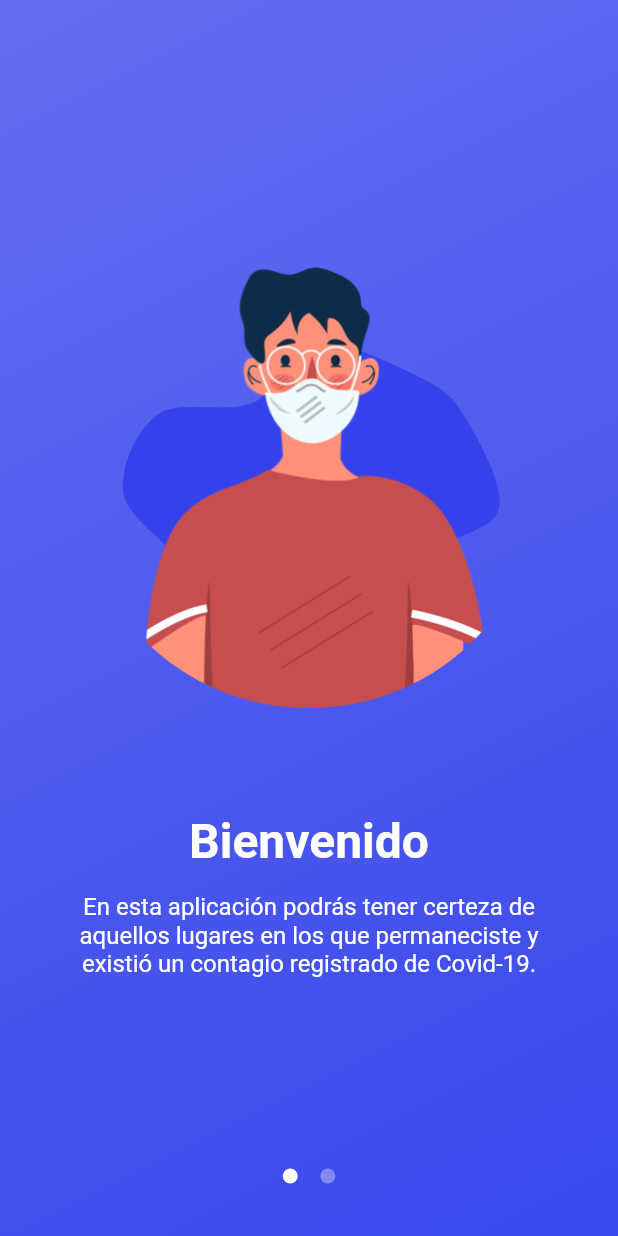
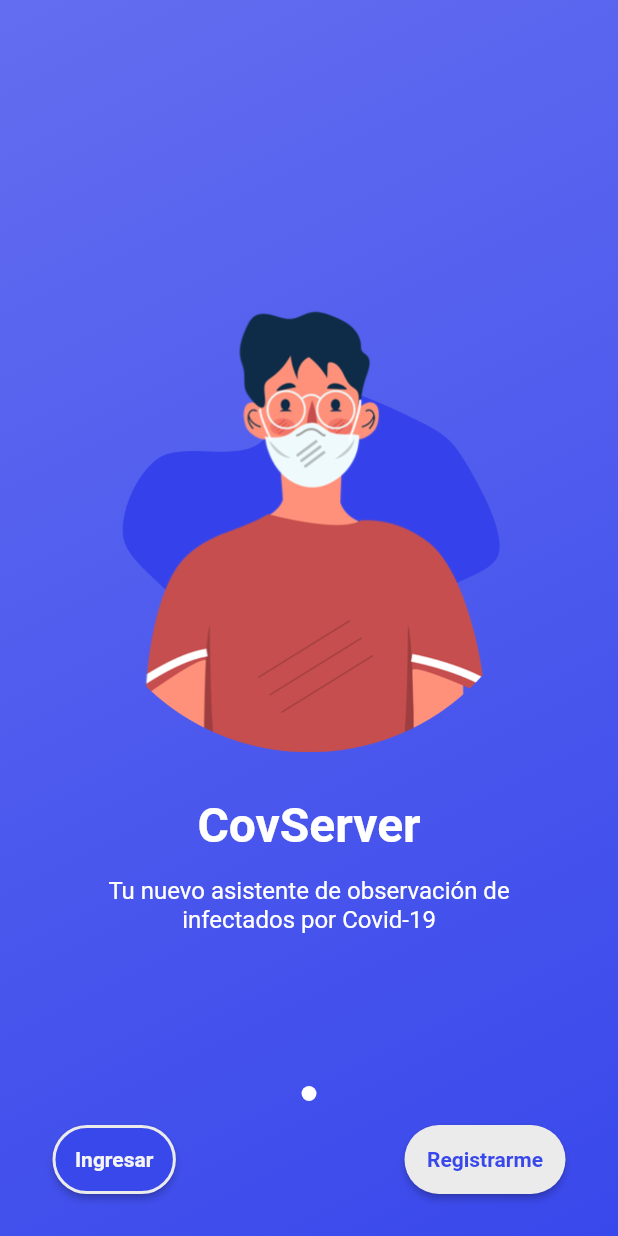
Before and after one commit to AngelDiazMera/covid-app, a Flutter app: the screen it shows after launch, on a phone screen of 412 x 824 dp. Run offline on Flutter 3.47's test engine with Material 2 defaults, Android fonts, the light colour scheme and no system bars; our stand-ins replace easy_dynamic_theme, flutter_icons, shared_preferences; accounts and stored records are empty.

Commit message:
Get_started page changed actions

```diff
--- a/lib/app.dart
+++ b/lib/app.dart
@@ -1,6 +1,7 @@
 import 'package:easy_dynamic_theme/easy_dynamic_theme.dart';
 import 'package:flutter/material.dart';
 import 'package:flutter/services.dart';
+import 'package:persistencia_datos/pages/register/register_page.dart';
 import 'package:persistencia_datos/services/auth/my_user.dart';
 
 import 'package:persistencia_datos/pages/home_page/home_page.dart';
@@ -38,6 +39,7 @@ class MyApp extends StatelessWidget {
               },
             ),
         '/new_user': (BuildContext context) => NewUserPage(),
+        '/signup': (BuildContext context) => RegisterPage(),
       },
     );
   }
--- a/lib/config/theme/theme.dart
+++ b/lib/config/theme/theme.dart
@@ -18,6 +18,7 @@ Map<String, Color> applicationColors = <String, Color>{
   'medium_purple': Color.fromRGBO(57, 72, 235, 1),
   'light_purple': Color.fromRGBO(99, 109, 240, 1),
   'lila': Color.fromRGBO(129, 137, 243, 1),
+  'transparent': Color.fromRGBO(0, 0, 0, 0)
 };
 
 var lightThemeData = new ThemeData(
--- a/lib/pages/get_started/get_started_page.dart
+++ b/lib/pages/get_started/get_started_page.dart
@@ -14,18 +14,18 @@ class GetStartedPage extends StatelessWidget {
                 image: DecorationImage(
                     image: AssetImage('assets/man_with_mask.png'))),
           ),
-          SizedBox(height: 70),
+          SizedBox(height: 30),
           Text(
-            'Bienvenido',
+            'CovServer',
             style: TextStyle(
                 color: Colors.white, fontWeight: FontWeight.bold, fontSize: 32),
           ),
           SizedBox(height: 15),
           Text(
-            'En esta aplicación podrás tener certeza de aquellos lugares en los que permaneciste y existió un contagio registrado de Covid-19.',
+            'Tu nuevo asistente de observación de infectados por Covid-19',
             style: TextStyle(color: Colors.white, fontSize: 16),
             textAlign: TextAlign.center,
-          )
+          ),
         ],
       ),
     );
--- a/lib/pages/new_user/new_user_page.dart
+++ b/lib/pages/new_user/new_user_page.dart
@@ -1,7 +1,8 @@
 import 'package:flutter/material.dart';
 
 import 'package:persistencia_datos/pages/get_started/get_started_page.dart';
-import 'package:persistencia_datos/pages/register/get_started_register_page.dart';
+import 'package:persistencia_datos/pages/new_user/widgets/action_buttons.dart';
+import 'package:persistencia_datos/pages/register/register_page.dart';
 
 import 'package:persistencia_datos/pages/new_user/widgets/page_index_viewer.dart';
 import 'package:persistencia_datos/widgets/violet_background.dart';
@@ -16,7 +17,7 @@ class _NewUserPageState extends State<NewUserPage> {
 
   final List _selectedPages = <Widget>[
     GetStartedPage(),
-    RegisterPage(),
+    // More "Pages of information"
   ];
 
   @override
@@ -42,6 +43,7 @@ class _NewUserPageState extends State<NewUserPage> {
               });
             },
           ),
+          ActionButtons(),
         ],
       ),
     );
--- /dev/null
+++ b/lib/pages/new_user/widgets/action_buttons.dart
@@ -0,0 +1,72 @@
+import 'package:flutter/material.dart';
+import 'package:persistencia_datos/config/theme/theme.dart';
+
+class ActionButtons extends StatelessWidget {
+  @override
+  Widget build(BuildContext context) {
+    double marginTop = MediaQuery.of(context).size.height - 75;
+    // Draw the buttons 'Ingresar' and 'Registrarme'
+    // Their actions just push to the stablished route
+    return Positioned(
+      top: marginTop,
+      child: Container(
+        // Width of the screen with padding
+        width: MediaQuery.of(context).size.width - 70,
+        margin: EdgeInsets.symmetric(horizontal: 35),
+        child: Row(
+          mainAxisSize: MainAxisSize.max,
+          mainAxisAlignment: MainAxisAlignment.spaceBetween,
+          children: [
+            ElevatedButton(
+              onPressed: () {
+                // Navigator.pushNamed(context, '/signin');
+              },
+              style: ButtonStyle(
+                backgroundColor: MaterialStateProperty.all<Color>(
+                  applicationColors['medium_purple'],
+                ),
+                padding:
+                    MaterialStateProperty.all<EdgeInsets>(EdgeInsets.all(15)),
+                textStyle: MaterialStateProperty.all<TextStyle>(
+                  TextStyle(fontSize: 14, fontWeight: FontWeight.w600),
+                ),
+                foregroundColor: MaterialStateProperty.all<Color>(
+                    applicationColors['font_dark']),
+                shape: MaterialStateProperty.all(
+                  RoundedRectangleBorder(
+                    borderRadius: BorderRadius.circular(30.0),
+                    side: BorderSide(
+                        width: 2, color: applicationColors['input_light']),
+                  ),
+                ),
+              ),
+              child: const Text("Ingresar"),
+            ),
+            ElevatedButton(
+              onPressed: () {
+                Navigator.pushNamed(context, '/signup');
+              },
+              style: ButtonStyle(
+                backgroundColor: MaterialStateProperty.all<Color>(
+                    applicationColors['input_light']),
+                padding:
+                    MaterialStateProperty.all<EdgeInsets>(EdgeInsets.all(15)),
+                foregroundColor: MaterialStateProperty.all<Color>(
+                    applicationColors['medium_purple']),
+                textStyle: MaterialStateProperty.all<TextStyle>(
+                  TextStyle(fontSize: 14, fontWeight: FontWeight.w600),
+                ),
+                shape: MaterialStateProperty.all<RoundedRectangleBorder>(
+                  RoundedRectangleBorder(
+                    borderRadius: BorderRadius.circular(25),
+                  ),
+                ),
+              ),
+              child: const Text("Registrarme"),
+            ),
+          ],
+        ),
+      ),
+    );
+  }
+}
--- a/lib/pages/new_user/widgets/page_index_viewer.dart
+++ b/lib/pages/new_user/widgets/page_index_viewer.dart
@@ -10,7 +10,7 @@ class PageIndexViewer extends StatelessWidget {
 
   @override
   Widget build(BuildContext context) {
-    double marginTop = MediaQuery.of(context).size.height - 45;
+    double marginTop = MediaQuery.of(context).size.height - 100;
     return Positioned(
       top: marginTop,
       left: 35,
--- a/lib/pages/register/get_started_register_page.dart
+++ /dev/null
@@ -1,41 +0,0 @@
-import 'package:flutter/material.dart';
-import 'package:persistencia_datos/config/theme/theme.dart';
-import 'package:persistencia_datos/pages/register/widgets/register_form.dart';
-import 'package:persistencia_datos/services/auth/my_user.dart';
-import 'package:persistencia_datos/models/user.dart';
-import 'package:persistencia_datos/widgets/custom_form.dart';
-
-class RegisterPage extends StatelessWidget {
-  final User newUser = User();
-  @override
-  Widget build(BuildContext context) {
-    double formMargin = 25;
-    // Separation between title and form
-    double separation = 25;
-
-    return SafeArea(
-      child: Container(
-        margin: EdgeInsets.symmetric(vertical: formMargin),
-        child: ListView(
-          shrinkWrap: true,
-          children: [
-            Text(
-              'Vamos a empezar',
-              style: TextStyle(
-                color: Colors.white,
-                fontWeight: FontWeight.bold,
-                fontSize: 24,
-              ),
-              textAlign: TextAlign.center,
-            ),
-            SizedBox(height: separation),
-            Container(
-              margin: EdgeInsets.symmetric(horizontal: 0),
-              child: RegisterForm(),
-            ),
-          ],
-        ),
-      ),
-    );
-  }
-}
--- /dev/null
+++ b/lib/pages/register/register_page.dart
@@ -0,0 +1,43 @@
+import 'package:flutter/material.dart';
+import 'package:persistencia_datos/config/theme/theme.dart';
+import 'package:persistencia_datos/pages/register/widgets/register_form.dart';
+import 'package:persistencia_datos/services/auth/my_user.dart';
+import 'package:persistencia_datos/models/user.dart';
+import 'package:persistencia_datos/widgets/custom_form.dart';
+
+class RegisterPage extends StatelessWidget {
+  final User newUser = User();
+  @override
+  Widget build(BuildContext context) {
+    double formMargin = 25;
+    // Separation between title and form
+    double separation = 25;
+
+    return Scaffold(
+      body: SafeArea(
+        child: Container(
+          margin: EdgeInsets.symmetric(vertical: formMargin),
+          child: ListView(
+            shrinkWrap: true,
+            children: [
+              Text(
+                'Vamos a empezar',
+                style: TextStyle(
+                  color: Colors.white,
+                  fontWeight: FontWeight.bold,
+                  fontSize: 24,
+                ),
+                textAlign: TextAlign.center,
+              ),
+              SizedBox(height: separation),
+              Container(
+                margin: EdgeInsets.symmetric(horizontal: 0),
+                child: RegisterForm(),
+              ),
+            ],
+          ),
+        ),
+      ),
+    );
+  }
+}
```
